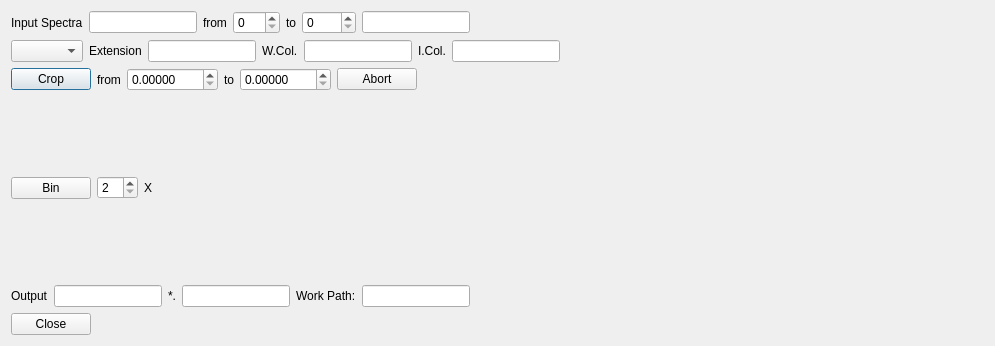
Old version of the form CroCo/crop.ui in the repository DPSablowski/croco.
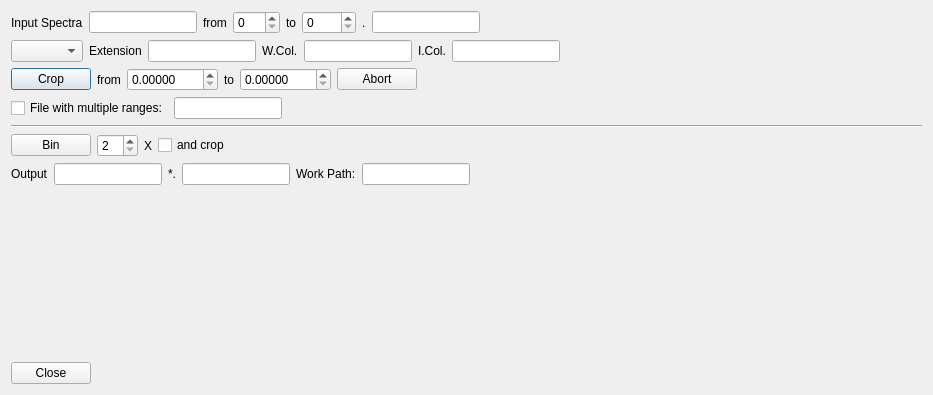
New version of the form.

Patch:
```diff
--- a/CroCo/crop.ui
+++ b/CroCo/crop.ui
@@ -6,8 +6,8 @@
    <rect>
     <x>0</x>
     <y>0</y>
-    <width>995</width>
-    <height>346</height>
+    <width>933</width>
+    <height>395</height>
    </rect>
   </property>
   <property name="windowTitle">
@@ -61,6 +61,13 @@
        </property>
       </widget>
      </item>
+     <item>
+      <widget class="QLabel" name="label_13">
+       <property name="text">
+        <string>.</string>
+       </property>
+      </widget>
+     </item>
      <item>
       <widget class="QLineEdit" name="lineEdit_2">
        <property name="sizePolicy">
@@ -228,6 +235,47 @@
      </item>
     </layout>
    </item>
+   <item>
+    <layout class="QHBoxLayout" name="horizontalLayout_6">
+     <item>
+      <widget class="QCheckBox" name="checkBox_2">
+       <property name="text">
+        <string>File with multiple ranges:</string>
+       </property>
+      </widget>
+     </item>
+     <item>
+      <widget class="QLineEdit" name="lineEdit_9">
+       <property name="sizePolicy">
+        <sizepolicy hsizetype="Maximum" vsizetype="Fixed">
+         <horstretch>0</horstretch>
+         <verstretch>0</verstretch>
+        </sizepolicy>
+       </property>
+      </widget>
+     </item>
+     <item>
+      <spacer name="horizontalSpacer_6">
+       <property name="orientation">
+        <enum>Qt::Horizontal</enum>
+       </property>
+       <property name="sizeHint" stdset="0">
+        <size>
+         <width>40</width>
+         <height>20</height>
+        </size>
+       </property>
+      </spacer>
+     </item>
+    </layout>
+   </item>
+   <item>
+    <widget class="Line" name="line">
+     <property name="orientation">
+      <enum>Qt::Horizontal</enum>
+     </property>
+    </widget>
+   </item>
    <item>
     <layout class="QHBoxLayout" name="horizontalLayout_5">
      <item>
@@ -251,6 +299,13 @@
        </property>
       </widget>
      </item>
+     <item>
+      <widget class="QCheckBox" name="checkBox">
+       <property name="text">
+        <string>and crop</string>
+       </property>
+      </widget>
+     </item>
      <item>
       <spacer name="horizontalSpacer_2">
        <property name="orientation">
@@ -334,6 +389,19 @@
      </item>
     </layout>
    </item>
+   <item>
+    <spacer name="verticalSpacer">
+     <property name="orientation">
+      <enum>Qt::Vertical</enum>
+     </property>
+     <property name="sizeHint" stdset="0">
+      <size>
+       <width>20</width>
+       <height>8</height>
+      </size>
+     </property>
+    </spacer>
+   </item>
    <item>
     <widget class="QPushButton" name="pushButton">
      <property name="sizePolicy">
```
